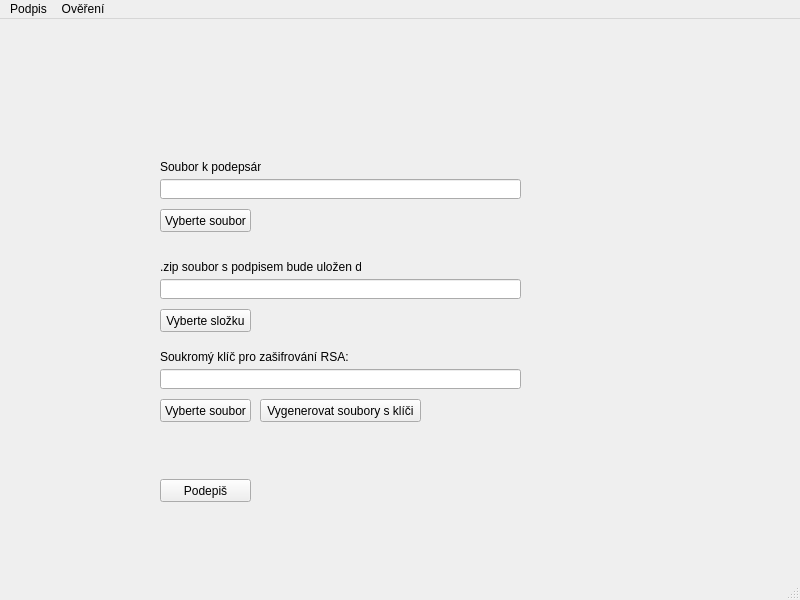
MLGRasirus420/Playfair, file domaci_ukol_05/gui.ui: the form before one commit.
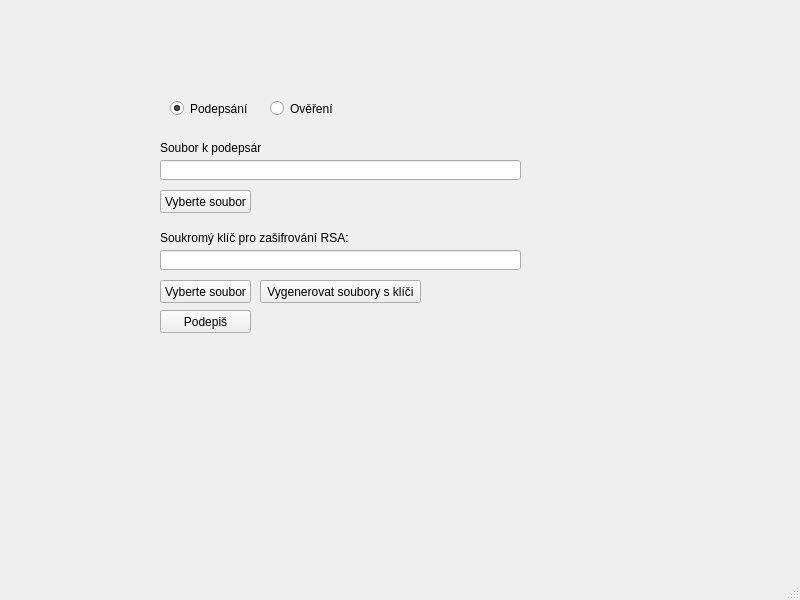
The form after the commit.

What changed in the file:
```diff
--- a/domaci_ukol_05/gui.ui
+++ b/domaci_ukol_05/gui.ui
@@ -53,50 +53,11 @@
      <string>Soubor k podepsání:</string>
     </property>
    </widget>
-   <widget class="QLabel" name="label">
-    <property name="geometry">
-     <rect>
-      <x>160</x>
-      <y>240</y>
-      <width>201</width>
-      <height>16</height>
-     </rect>
-    </property>
-    <property name="text">
-     <string>.zip soubor s podpisem bude uložen do:</string>
-    </property>
-   </widget>
-   <widget class="QLineEdit" name="DirectoryPath">
-    <property name="geometry">
-     <rect>
-      <x>160</x>
-      <y>260</y>
-      <width>361</width>
-      <height>20</height>
-     </rect>
-    </property>
-    <property name="readOnly">
-     <bool>true</bool>
-    </property>
-   </widget>
-   <widget class="QPushButton" name="chooseDirectoryButton">
-    <property name="geometry">
-     <rect>
-      <x>160</x>
-      <y>290</y>
-      <width>91</width>
-      <height>23</height>
-     </rect>
-    </property>
-    <property name="text">
-     <string>Vyberte složku</string>
-    </property>
-   </widget>
    <widget class="QPushButton" name="signButton">
     <property name="geometry">
      <rect>
       <x>160</x>
-      <y>460</y>
+      <y>310</y>
       <width>91</width>
       <height>23</height>
      </rect>
@@ -109,7 +70,7 @@
     <property name="geometry">
      <rect>
       <x>260</x>
-      <y>380</y>
+      <y>280</y>
       <width>161</width>
       <height>23</height>
      </rect>
@@ -122,7 +83,7 @@
     <property name="geometry">
      <rect>
       <x>160</x>
-      <y>380</y>
+      <y>280</y>
       <width>91</width>
       <height>23</height>
      </rect>
@@ -135,7 +96,7 @@
     <property name="geometry">
      <rect>
       <x>160</x>
-      <y>350</y>
+      <y>250</y>
       <width>361</width>
       <height>20</height>
      </rect>
@@ -148,7 +109,7 @@
     <property name="geometry">
      <rect>
       <x>160</x>
-      <y>330</y>
+      <y>230</y>
       <width>271</width>
       <height>16</height>
      </rect>
@@ -157,28 +118,38 @@
      <string>Soukromý klíč pro zašifrování RSA:</string>
     </property>
    </widget>
-  </widget>
-  <widget class="QMenuBar" name="menubar">
-   <property name="geometry">
-    <rect>
-     <x>0</x>
-     <y>0</y>
-     <width>800</width>
-     <height>21</height>
-    </rect>
-   </property>
-   <widget class="QMenu" name="menuPodpis">
-    <property name="title">
-     <string>Podpis</string>
+   <widget class="QRadioButton" name="signRadio">
+    <property name="geometry">
+     <rect>
+      <x>170</x>
+      <y>100</y>
+      <width>82</width>
+      <height>17</height>
+     </rect>
     </property>
+    <property name="text">
+     <string>Podepsání</string>
+    </property>
+    <property name="checked">
+     <bool>true</bool>
+    </property>
+    <attribute name="buttonGroup">
+     <string notr="true">buttonGroup</string>
+    </attribute>
    </widget>
-   <widget class="QMenu" name="menuOvereni">
-    <property name="title">
+   <widget class="QRadioButton" name="verificationRadio">
+    <property name="geometry">
+     <rect>
+      <x>270</x>
+      <y>100</y>
+      <width>82</width>
+      <height>17</height>
+     </rect>
+    </property>
+    <property name="text">
      <string>Ověření</string>
     </property>
    </widget>
-   <addaction name="menuPodpis"/>
-   <addaction name="menuOvereni"/>
   </widget>
   <widget class="QStatusBar" name="statusbar"/>
  </widget>
```
Left out of the diff: 6 changed lines with no effect on the pictures.
